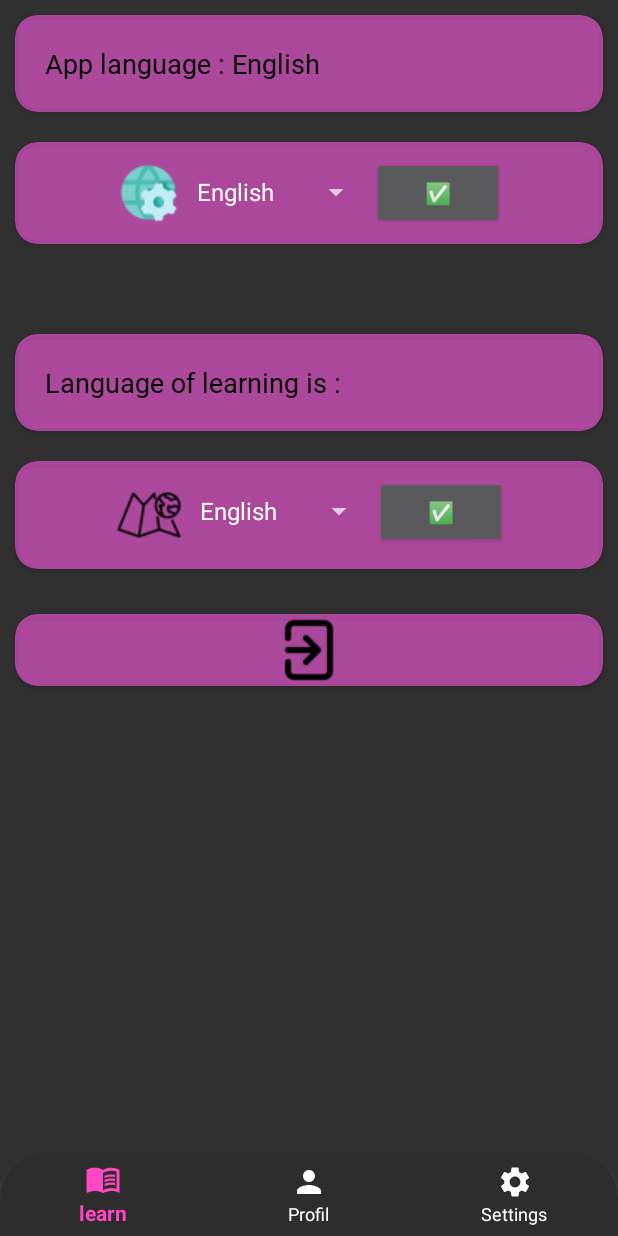
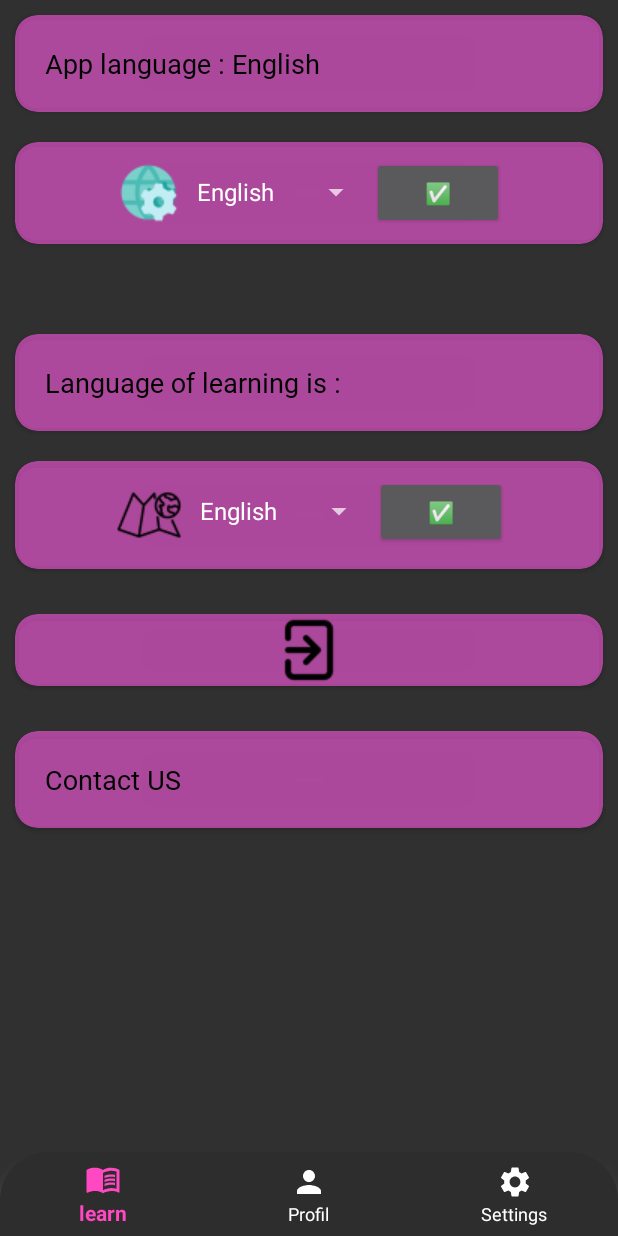
Before and after one commit to aminelasheb/SPACY, an Android app: the fragment settingsFragment placed in its activity, on a phone screen of 412 x 824 dp. Run offline under Robolectric (Android 15) with nearby library versions, the phone set to English and light mode, and no system bars; our stand-ins replace Firebase (no records; nobody signed in at launch, a user with empty details on screens opened directly); libraries missing offline, so code that uses them is left out: com.shashank.sony; plain views replace MeowBottomNavigation; Roboto replaces fonts that are not available here.

Commit message:
CONTACT US ,added

```diff
--- a/app/build.gradle
+++ b/app/build.gradle
@@ -41,12 +41,12 @@ dependencies {
     implementation 'androidx.navigation:navigation-fragment:2.3.5'
     implementation 'androidx.navigation:navigation-ui:2.3.5'
     implementation 'com.google.firebase:firebase-auth:19.2.0'
-    testImplementation 'junit:junit:4.+'
     androidTestImplementation 'androidx.test.ext:junit:1.1.2'
     androidTestImplementation 'androidx.test.espresso:espresso-core:3.3.0'
     implementation 'com.etebarian:meow-bottom-navigation-java:1.2.0'
     implementation "org.jetbrains.kotlin:kotlin-stdlib-jdk7:1.3.61"
     implementation 'com.google.firebase:firebase-analytics'
+    testImplementation 'junit:junit:4.+'
 
 
 }
--- a/app/src/main/AndroidManifest.xml
+++ b/app/src/main/AndroidManifest.xml
@@ -10,6 +10,8 @@
         android:supportsRtl="true"
         android:theme="@style/AppTheme">
         <activity android:name=".quiz7_arabe" />
+
+
         <activity android:name=".quiz7_fr" />
         <activity android:name=".ColorsAn" />
         <activity android:name=".login" />
--- a/app/src/main/java/com/example/spacy/settingsFragment.java
+++ b/app/src/main/java/com/example/spacy/settingsFragment.java
@@ -3,6 +3,7 @@ package com.example.spacy;
 import android.content.Context;
 import android.content.Intent;
 import android.content.SharedPreferences;
+import android.net.Uri;
 import android.os.Bundle;
 
 import androidx.fragment.app.Fragment;
@@ -39,7 +40,7 @@ public class settingsFragment extends Fragment {
     Spinner spinner ;
     Spinner spinner2 ;
     TextView txt1 ,txt2 ,txt;
-View logOut ;
+View logOut,Contact ;
  Button change,change2 ;
 String languageLearn ;
     SharedPreferences MyPre ;
@@ -91,6 +92,7 @@ String languageLearn ;
         change = view.findViewById(R.id.changee);
         change2 = view.findViewById(R.id.changee2);
         logOut = view.findViewById(R.id.logout);
+        Contact = view.findViewById(R.id.contact);
 
 
         txt1=view.findViewById(R.id.txt1);
@@ -164,6 +166,16 @@ txt1.setGravity(Gravity.RIGHT);
                 FirebaseAuth.getInstance().signOut();
                 Toast.makeText(getContext(), "SignOut success", Toast.LENGTH_SHORT).show();
                 Intent intent = new Intent(getContext(), login.class);
+                startActivity(intent);
+            }
+        });
+
+        Contact.setOnClickListener(new View.OnClickListener() {
+            @Override
+            public void onClick(View view) {
+                Intent intent = new Intent(Intent.ACTION_SENDTO);
+                intent.setData(Uri.parse("mailto:ma.lasheb@esi-sba.dz")); // only email apps should handle this
+                intent.putExtra(Intent.EXTRA_SUBJECT, "About SPACY app");
                 startActivity(intent);
             }
         });
--- a/app/src/main/java/com/example/spacy/signin.java
+++ b/app/src/main/java/com/example/spacy/signin.java
@@ -59,8 +59,7 @@ public class signin extends AppCompatActivity {
             @Override
             public void onComplete(@NonNull Task<AuthResult> task) {
                 if (task.isSuccessful()){
-                    Toast.makeText(signin.this, "Update the profile " +
-                            "for better expereince", Toast.LENGTH_SHORT).show();
+                    Toast.makeText(signin.this, "SignIn success", Toast.LENGTH_SHORT).show();
                     Intent intent = new Intent(signin.this , AFA.class);
                     intent.addFlags(Intent.FLAG_ACTIVITY_CLEAR_TASK | Intent.FLAG_ACTIVITY_CLEAR_TOP);
                     startActivity(intent);
--- a/app/src/main/res/layout/activity_level3.xml
+++ b/app/src/main/res/layout/activity_level3.xml
@@ -109,7 +109,7 @@
         android:id="@+id/quiz13"
         android:layout_alignParentStart="true"
         android:layout_alignParentBottom="true"
-        android:layout_marginStart="234dp"
+        android:layout_marginStart="260dp"
         android:layout_marginBottom="237dp"
         android:fontFamily="@font/baloo"
         android:text="Quiz"
--- a/app/src/main/res/layout/fragment_settings.xml
+++ b/app/src/main/res/layout/fragment_settings.xml
@@ -186,4 +186,33 @@ app:cardBackgroundColor="#9CFC59E0"
 
 
     </androidx.cardview.widget.CardView>
+
+    <androidx.cardview.widget.CardView
+        android:layout_width="match_parent"
+        android:layout_height="wrap_content"
+        app:cardBackgroundColor="#9CFC59E0"
+        android:layout_marginTop="20dp"
+        android:layout_marginLeft="10dp"
+        android:layout_marginRight="10dp"
+        android:layout_marginBottom="10dp"
+        android:id="@+id/contact"
+
+        app:cardCornerRadius="15dp">
+
+
+       <TextView
+           android:layout_height="match_parent"
+           android:layout_width="match_parent"
+           android:textSize="18dp"
+           android:gravity="left"
+           android:layout_margin="20dp"
+           android:fontFamily="@font/baloo"
+           android:textColor="@color/black"
+           android:text="Contact US"></TextView>
+
+
+
+
+
+    </androidx.cardview.widget.CardView>
 </LinearLayout>
--- a/build.gradle
+++ b/build.gradle
@@ -7,8 +7,6 @@ buildscript {
     dependencies {
         classpath 'com.android.tools.build:gradle:4.2.0'
         classpath "org.junit.jupiter:junit-jupiter-api:5.0.1"
-        classpath 'com.google.gms:google-services:4.3.8'
-
         classpath 'com.google.gms:google-services:4.3.8'
         // NOTE: Do not place your application dependencies here; they belong
         // in the individual module build.gradle files
```
